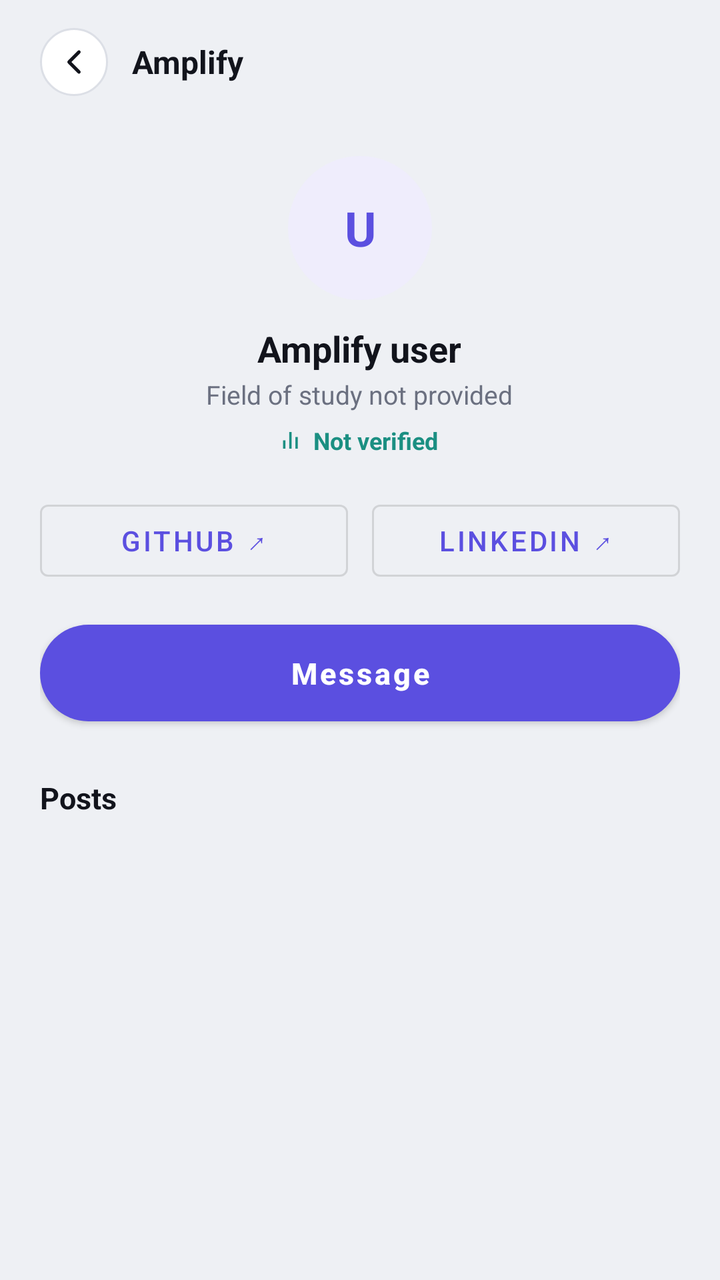
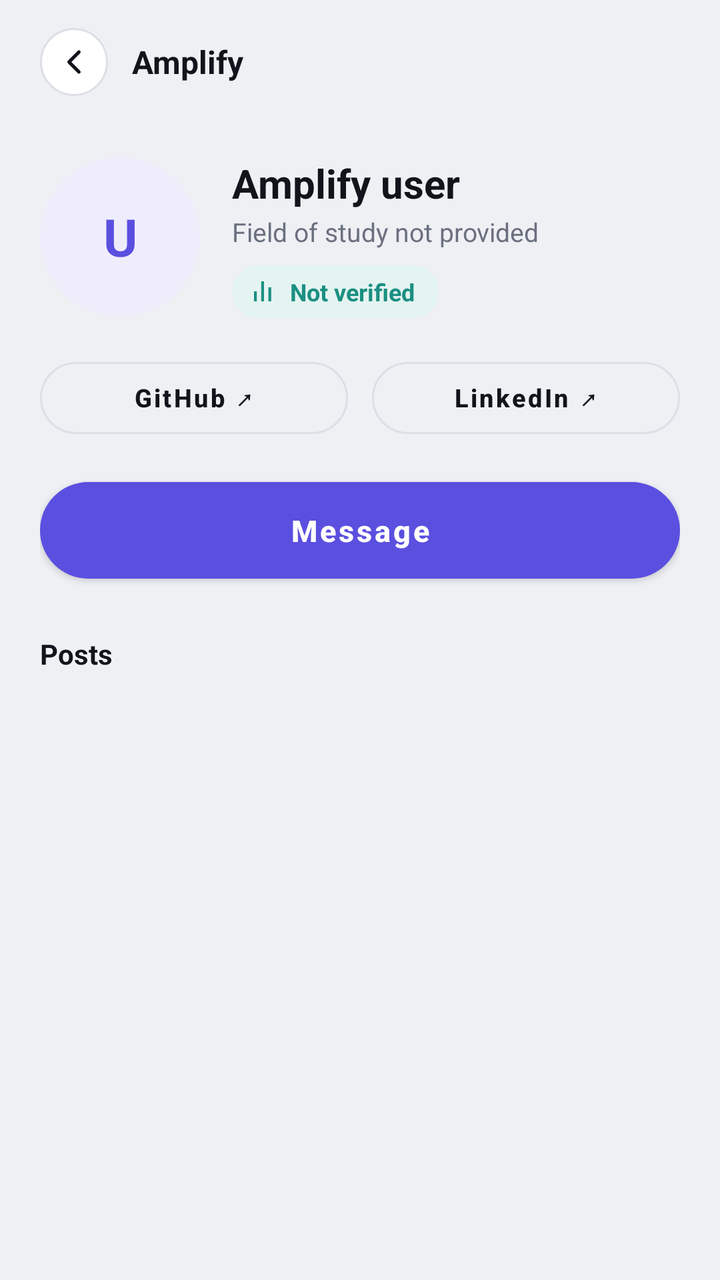

Before-and-after screenshots of an Android layout around one commit, followed by the original layout XML and the change that was made.
<!-- AndroidManifest.xml: application theme Theme.Amplify -->
<!-- res/layout/activity_profile_other.xml -->
<?xml version="1.0" encoding="utf-8"?>
<LinearLayout xmlns:android="http://schemas.android.com/apk/res/android"
    android:layout_width="match_parent"
    android:layout_height="match_parent"
    android:background="@color/paper"
    android:orientation="vertical">

    <include
        android:id="@+id/header"
        layout="@layout/header_back" />

    <ScrollView
        android:layout_width="match_parent"
        android:layout_height="0dp"
        android:layout_weight="1"
        android:fillViewport="true">

        <LinearLayout
            android:layout_width="match_parent"
            android:layout_height="wrap_content"
            android:orientation="vertical"
            android:padding="20dp">

            
            <TextView
                android:id="@+id/tvProfileInitials"
                android:layout_width="72dp"
                android:layout_height="72dp"
                android:layout_gravity="center_horizontal"
                android:background="@drawable/bg_avatar_circle"
                android:gravity="center"
                android:text="U"
                android:textColor="@color/accent"
                android:textSize="24sp"
                android:textStyle="bold" />

            
            <TextView
                android:id="@+id/tvProfileName"
                android:layout_width="wrap_content"
                android:layout_height="wrap_content"
                android:layout_gravity="center_horizontal"
                android:layout_marginTop="12dp"
                android:text="Amplify user"
                android:textColor="@color/ink"
                android:textSize="18sp"
                android:textStyle="bold" />

            
            <TextView
                android:id="@+id/tvFieldOfStudy"
                android:layout_width="wrap_content"
                android:layout_height="wrap_content"
                android:layout_gravity="center_horizontal"
                android:layout_marginTop="2dp"
                android:text="Field of study not provided"
                android:textColor="@color/muted"
                android:textSize="13sp" />

            
            <LinearLayout
                android:layout_width="wrap_content"
                android:layout_height="wrap_content"
                android:layout_gravity="center_horizontal"
                android:layout_marginTop="6dp"
                android:gravity="center_vertical"
                android:orientation="horizontal">

                <ImageView
                    android:layout_width="12dp"
                    android:layout_height="9dp"
                    android:layout_marginEnd="4dp"
                    android:contentDescription="Verification status"
                    android:src="@drawable/ic_verified_mark" />

                <TextView
                    android:id="@+id/tvVerificationLabel"
                    android:layout_width="wrap_content"
                    android:layout_height="wrap_content"
                    android:text="Not verified"
                    android:textColor="@color/teal"
                    android:textSize="12sp"
                    android:textStyle="bold" />
            </LinearLayout>

            
            <LinearLayout
                android:layout_width="match_parent"
                android:layout_height="wrap_content"
                android:layout_marginTop="18dp"
                android:orientation="horizontal">

                <com.google.android.material.button.MaterialButton
                    android:id="@+id/btnGithub"
                    style="@style/Widget.MaterialComponents.Button.OutlinedButton"
                    android:layout_width="0dp"
                    android:layout_height="wrap_content"
                    android:layout_marginEnd="6dp"
                    android:layout_weight="1"
                    android:text="GitHub ↗" />

                <com.google.android.material.button.MaterialButton
                    android:id="@+id/btnLinkedIn"
                    style="@style/Widget.MaterialComponents.Button.OutlinedButton"
                    android:layout_width="0dp"
                    android:layout_height="wrap_content"
                    android:layout_marginStart="6dp"
                    android:layout_weight="1"
                    android:text="LinkedIn ↗" />
            </LinearLayout>

            
            <com.google.android.material.button.MaterialButton
                android:id="@+id/btnMessage"
                style="@style/Amplify.Button.Primary"
                android:layout_width="match_parent"
                android:layout_height="wrap_content"
                android:layout_marginTop="12dp"
                android:text="Message" />

            
            <TextView
                android:layout_width="wrap_content"
                android:layout_height="wrap_content"
                android:layout_marginTop="22dp"
                android:layout_marginBottom="10dp"
                android:text="Posts"
                android:textColor="@color/ink"
                android:textSize="15sp"
                android:textStyle="bold" />

            <TextView
                android:id="@+id/tvNoPosts"
                android:layout_width="wrap_content"
                android:layout_height="wrap_content"
                android:paddingBottom="12dp"
                android:text="No posts yet."
                android:textColor="@color/ink_soft"
                android:textSize="13sp"
                android:visibility="gone" />

            <LinearLayout
                android:id="@+id/postsContainer"
                android:layout_width="match_parent"
                android:layout_height="wrap_content"
                android:orientation="vertical" />

        </LinearLayout>
    </ScrollView>

</LinearLayout>
<!-- res/layout/header_back.xml (included above) -->
<?xml version="1.0" encoding="utf-8"?>
<LinearLayout xmlns:android="http://schemas.android.com/apk/res/android"
    android:layout_width="match_parent"
    android:layout_height="wrap_content"
    android:orientation="horizontal"
    android:gravity="center_vertical"
    android:paddingStart="20dp"
    android:paddingEnd="20dp"
    android:paddingTop="14dp"
    android:paddingBottom="10dp">

    <ImageButton
        android:id="@+id/btnBack"
        android:layout_width="34dp"
        android:layout_height="34dp"
        android:background="@drawable/bg_circle_button"
        android:src="@drawable/ic_back"
        android:padding="8dp"
        android:contentDescription="Back"
        android:layout_marginEnd="12dp" />

    <TextView
        android:id="@+id/tvHeaderTitle"
        android:layout_width="0dp"
        android:layout_height="wrap_content"
        android:layout_weight="1"
        android:text="Amplify"
        android:textSize="16sp"
        android:textStyle="bold"
        android:textColor="@color/ink" />

</LinearLayout>
<!-- resources referenced by this layout -->
<resources>
  <color name="accent">#5B4FE0</color>
  <color name="ink">#12141C</color>
  <color name="ink_soft">#2A2E3A</color>
  <color name="muted">#6B7080</color>
  <color name="paper">#EEF0F4</color>
  <color name="teal">#1B8F82</color>
  <!-- drawable bg_avatar_circle (drawable) -->
  <?xml version="1.0" encoding="utf-8"?>
  <shape xmlns:android="http://schemas.android.com/apk/res/android" android:shape="oval">
      <solid android:color="@color/accent_soft" />
  </shape>
  <!-- drawable bg_circle_button (drawable) -->
  <?xml version="1.0" encoding="utf-8"?>
  <shape xmlns:android="http://schemas.android.com/apk/res/android" android:shape="oval">
      <solid android:color="@color/surface" />
      <stroke android:width="1dp" android:color="@color/line" />
  </shape>
  <!-- drawable ic_back (drawable) -->
  <vector xmlns:android="http://schemas.android.com/apk/res/android"
      android:width="20dp" android:height="20dp" android:viewportWidth="24" android:viewportHeight="24">
      <path android:pathData="M15,18L9,12L15,6" android:strokeColor="#12141C" android:strokeWidth="2" android:strokeLineCap="round" android:strokeLineJoin="round" />
  </vector>
  <!-- drawable ic_verified_mark (drawable) -->
  <vector xmlns:android="http://schemas.android.com/apk/res/android"
      android:width="14dp" android:height="10dp" android:viewportWidth="14" android:viewportHeight="10">
      <path android:pathData="M1,5H2.4V10H1Z" android:fillColor="#1B8F82" />
      <path android:pathData="M4.6,0H6V10H4.6Z" android:fillColor="#1B8F82" />
      <path android:pathData="M8.2,3H9.6V10H8.2Z" android:fillColor="#1B8F82" />
  </vector>
  <style name="Amplify.Button.Primary" parent="Widget.MaterialComponents.Button">
          <item name="backgroundTint">@color/accent</item>
          <item name="cornerRadius">28dp</item>
          <item name="android:textAllCaps">false</item>
          <item name="android:textSize">15sp</item>
          <item name="android:textStyle">bold</item>
          <item name="android:paddingTop">14dp</item>
          <item name="android:paddingBottom">14dp</item>
      </style>
  <style name="Theme.Amplify" parent="Theme.MaterialComponents.Light.NoActionBar">
          <item name="colorPrimary">@color/accent</item>
          <item name="colorPrimaryDark">@color/ink</item>
          <item name="colorAccent">@color/accent</item>
          <item name="android:windowBackground">@color/paper</item>
          <item name="android:statusBarColor">@color/surface</item>
          <item name="android:windowLightStatusBar">true</item>
      </style>
  <color name="accent_soft">#EFEDFC</color>
  <color name="surface">#FFFFFF</color>
  <color name="line">#DCDFE6</color>
</resources>

<!-- the commit's change to res/layout/activity_profile_other.xml (unified diff, before → after) -->
@@ -9,11 +9,11 @@
         android:id="@+id/header"
         layout="@layout/header_back" />
 
-    <ScrollView
+    <androidx.core.widget.NestedScrollView
+        android:id="@+id/scrollProfile"
         android:layout_width="match_parent"
         android:layout_height="0dp"
-        android:layout_weight="1"
-        android:fillViewport="true">
+        android:layout_weight="1">
 
         <LinearLayout
             android:layout_width="match_parent"
@@ -22,91 +22,113 @@
             android:padding="20dp">
 
             
-            <TextView
-                android:id="@+id/tvProfileInitials"
-                android:layout_width="72dp"
-                android:layout_height="72dp"
-                android:layout_gravity="center_horizontal"
-                android:background="@drawable/bg_avatar_circle"
-                android:gravity="center"
-                android:text="U"
-                android:textColor="@color/accent"
-                android:textSize="24sp"
-                android:textStyle="bold" />
-
-            
-            <TextView
-                android:id="@+id/tvProfileName"
-                android:layout_width="wrap_content"
-                android:layout_height="wrap_content"
-                android:layout_gravity="center_horizontal"
-                android:layout_marginTop="12dp"
-                android:text="Amplify user"
-                android:textColor="@color/ink"
-                android:textSize="18sp"
-                android:textStyle="bold" />
-
-            
-            <TextView
-                android:id="@+id/tvFieldOfStudy"
-                android:layout_width="wrap_content"
-                android:layout_height="wrap_content"
-                android:layout_gravity="center_horizontal"
-                android:layout_marginTop="2dp"
-                android:text="Field of study not provided"
-                android:textColor="@color/muted"
-                android:textSize="13sp" />
-
-            
             <LinearLayout
-                android:layout_width="wrap_content"
-                android:layout_height="wrap_content"
-                android:layout_gravity="center_horizontal"
-                android:layout_marginTop="6dp"
+                android:layout_width="match_parent"
+                android:layout_height="wrap_content"
+                android:layout_marginBottom="16dp"
                 android:gravity="center_vertical"
                 android:orientation="horizontal">
 
-                <ImageView
-                    android:layout_width="12dp"
-                    android:layout_height="9dp"
-                    android:layout_marginEnd="4dp"
-                    android:contentDescription="Verification status"
-                    android:src="@drawable/ic_verified_mark" />
-
                 <TextView
-                    android:id="@+id/tvVerificationLabel"
-                    android:layout_width="wrap_content"
+                    android:id="@+id/tvProfileInitials"
+                    android:layout_width="80dp"
+                    android:layout_height="80dp"
+                    android:background="@drawable/bg_avatar_circle"
+                    android:gravity="center"
+                    android:text="U"
+                    android:textColor="@color/accent"
+                    android:textSize="26sp"
+                    android:textStyle="bold" />
+
+                <LinearLayout
+                    android:layout_width="0dp"
                     android:layout_height="wrap_content"
-                    android:text="Not verified"
-                    android:textColor="@color/teal"
-                    android:textSize="12sp"
-                    android:textStyle="bold" />
+                    android:layout_marginStart="16dp"
+                    android:layout_weight="1"
+                    android:orientation="vertical">
+
+                    <TextView
+                        android:id="@+id/tvProfileName"
+                        android:layout_width="match_parent"
+                        android:layout_height="wrap_content"
+                        android:ellipsize="end"
+                        android:maxLines="1"
+                        android:text="Amplify user"
+                        android:textColor="@color/ink"
+                        android:textSize="20sp"
+                        android:textStyle="bold" />
+
+                    <TextView
+                        android:id="@+id/tvFieldOfStudy"
+                        android:layout_width="match_parent"
+                        android:layout_height="wrap_content"
+                        android:layout_marginTop="2dp"
+                        android:ellipsize="end"
+                        android:maxLines="2"
+                        android:text="Field of study not provided"
+                        android:textColor="@color/muted"
+                        android:textSize="13sp" />
+
+                    <LinearLayout
+                        android:layout_width="wrap_content"
+                        android:layout_height="wrap_content"
+                        android:layout_marginTop="8dp"
+                        android:background="@drawable/bg_verified_chip"
+                        android:gravity="center_vertical"
+                        android:orientation="horizontal"
+                        android:paddingStart="10dp"
+                        android:paddingTop="5dp"
+                        android:paddingEnd="12dp"
+                        android:paddingBottom="5dp">
+
+                        <ImageView
+                            android:layout_width="14dp"
+                            android:layout_height="10dp"
+                            android:layout_marginEnd="5dp"
+                            android:contentDescription="Verification status"
+                            android:src="@drawable/ic_verified_mark" />
+
+                        <TextView
+                            android:id="@+id/tvVerificationLabel"
+                            android:layout_width="wrap_content"
+                            android:layout_height="wrap_content"
+                            android:text="Not verified"
+                            android:textColor="@color/teal"
+                            android:textSize="12sp"
+                            android:textStyle="bold" />
+                    </LinearLayout>
+                </LinearLayout>
             </LinearLayout>
 
             
             <LinearLayout
                 android:layout_width="match_parent"
                 android:layout_height="wrap_content"
-                android:layout_marginTop="18dp"
                 android:orientation="horizontal">
 
                 <com.google.android.material.button.MaterialButton
                     android:id="@+id/btnGithub"
-                    style="@style/Widget.MaterialComponents.Button.OutlinedButton"
+                    style="@style/Amplify.Button.Outline"
                     android:layout_width="0dp"
                     android:layout_height="wrap_content"
                     android:layout_marginEnd="6dp"
                     android:layout_weight="1"
-                    android:text="GitHub ↗" />
+                    android:paddingTop="8dp"
+                    android:paddingBottom="8dp"
+                    android:text="GitHub ↗"
+                    android:textSize="12.5sp" />
 
                 <com.google.android.material.button.MaterialButton
                     android:id="@+id/btnLinkedIn"
-                    style="@style/Widget.MaterialComponents.Button.OutlinedButton"
+                    style="@style/Amplify.Button.Outline"
                     android:layout_width="0dp"
                     android:layout_height="wrap_content"
                     android:layout_marginStart="6dp"
                     android:layout_weight="1"
-                    android:text="LinkedIn ↗" />
+                    android:paddingTop="8dp"
+                    android:paddingBottom="8dp"
+                    android:text="LinkedIn ↗"
+                    android:textSize="12.5sp" />
             </LinearLayout>
 
             
@@ -118,7 +140,6 @@
                 android:layout_marginTop="12dp"
                 android:text="Message" />
 
-            
             <TextView
                 android:layout_width="wrap_content"
                 android:layout_height="wrap_content"
@@ -126,27 +147,39 @@
                 android:layout_marginBottom="10dp"
                 android:text="Posts"
                 android:textColor="@color/ink"
-                android:textSize="15sp"
+                android:textSize="14sp"
                 android:textStyle="bold" />
 
             <TextView
                 android:id="@+id/tvNoPosts"
-                android:layout_width="wrap_content"
-                android:layout_height="wrap_content"
-                android:paddingBottom="12dp"
+                android:layout_width="match_parent"
+                android:layout_height="wrap_content"
+                android:paddingTop="6dp"
+                android:paddingBottom="14dp"
                 android:text="No posts yet."
-                android:textColor="@color/ink_soft"
-                android:textSize="13sp"
+                android:textColor="@color/muted"
+                android:textSize="12.5sp"
                 android:visibility="gone" />
 
-            <LinearLayout
-                android:id="@+id/postsContainer"
-                android:layout_width="match_parent"
-                android:layout_height="wrap_content"
-                android:orientation="vertical" />
+            
+            <androidx.recyclerview.widget.RecyclerView
+                android:id="@+id/rvPosts"
+                android:layout_width="match_parent"
+                android:layout_height="wrap_content"
+                android:clipToPadding="false"
+                android:nestedScrollingEnabled="false"
+                android:overScrollMode="never" />
+
+            <ProgressBar
+                android:id="@+id/progressMore"
+                android:layout_width="26dp"
+                android:layout_height="26dp"
+                android:layout_gravity="center_horizontal"
+                android:layout_marginTop="12dp"
+                android:visibility="gone" />
 
         </LinearLayout>
-    </ScrollView>
+    </androidx.core.widget.NestedScrollView>
 
 </LinearLayout>
 <!-- res/layout/header_back.xml (included above) -->
<!-- resource entries referenced after the edit -->
@@ -2,7 +2,6 @@
 <resources>
   <color name="accent">#5B4FE0</color>
   <color name="ink">#12141C</color>
-  <color name="ink_soft">#2A2E3A</color>
   <color name="muted">#6B7080</color>
   <color name="paper">#EEF0F4</color>
   <color name="teal">#1B8F82</color>
@@ -17,6 +16,13 @@
       <solid android:color="@color/surface" />
       <stroke android:width="1dp" android:color="@color/line" />
   </shape>
+  <!-- drawable bg_verified_chip (drawable) -->
+  <?xml version="1.0" encoding="utf-8"?>
+  <shape xmlns:android="http://schemas.android.com/apk/res/android"
+      android:shape="rectangle">
+      <solid android:color="@color/teal_soft" />
+      <corners android:radius="14dp" />
+  </shape>
   <!-- drawable ic_back (drawable) -->
   <vector xmlns:android="http://schemas.android.com/apk/res/android"
       android:width="20dp" android:height="20dp" android:viewportWidth="24" android:viewportHeight="24">
@@ -29,6 +35,16 @@
       <path android:pathData="M4.6,0H6V10H4.6Z" android:fillColor="#1B8F82" />
       <path android:pathData="M8.2,3H9.6V10H8.2Z" android:fillColor="#1B8F82" />
   </vector>
+  <style name="Amplify.Button.Outline" parent="Widget.MaterialComponents.Button.OutlinedButton">
+          <item name="strokeColor">@color/line</item>
+          <item name="android:textColor">@color/ink</item>
+          <item name="cornerRadius">28dp</item>
+          <item name="android:textAllCaps">false</item>
+          <item name="android:textSize">15sp</item>
+          <item name="android:textStyle">bold</item>
+          <item name="android:paddingTop">14dp</item>
+          <item name="android:paddingBottom">14dp</item>
+      </style>
   <style name="Amplify.Button.Primary" parent="Widget.MaterialComponents.Button">
           <item name="backgroundTint">@color/accent</item>
           <item name="cornerRadius">28dp</item>
@@ -49,5 +65,6 @@
   <color name="accent_soft">#EFEDFC</color>
   <color name="surface">#FFFFFF</color>
   <color name="line">#DCDFE6</color>
+  <color name="teal_soft">#E4F4F1</color>
 </resources>
 
